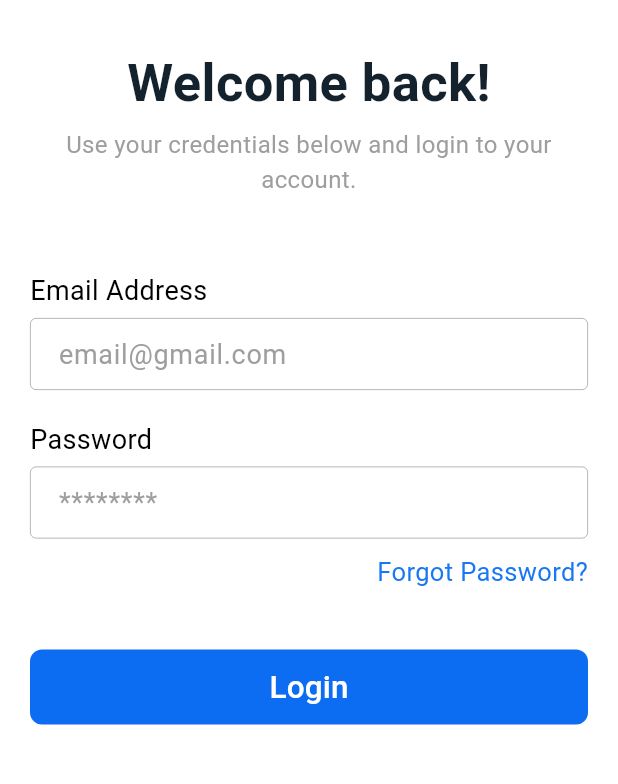
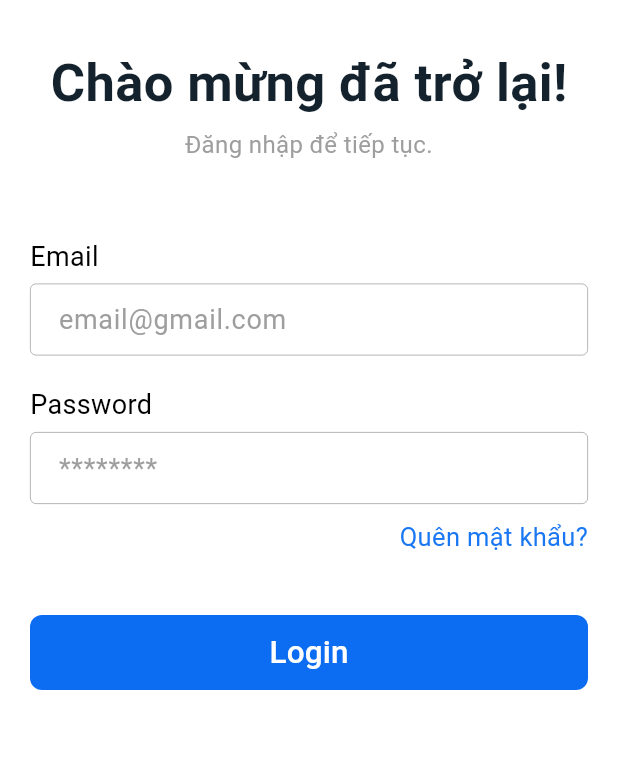
Before and after one commit to tiennhat306/Obstacle-Recognition, a Flutter app: the screen it shows after launch, on a phone screen of 412 x 824 dp, the part 330-1114 px from its top. Run offline on Flutter 3.47's test engine with Material 3 defaults, Android fonts, the light colour scheme and no system bars; our stand-ins replace bloc, cloud_firestore, firebase_auth, firebase_core, firebase_messaging, flutter_bloc and 13 more; missing offline and left inert: android_intent_plus, dart:ffi, polyline_do; accounts and stored records are empty.

Commit message:
hotfix(mobile): login ui labels

```diff
--- a/Mobile/lib/presentation/screens/login/login_screen.dart
+++ b/Mobile/lib/presentation/screens/login/login_screen.dart
@@ -109,7 +109,7 @@ class _LoginScreenState extends State<LoginScreen> {
                 Container(
                   alignment: Alignment.center,
                   child: const TextCustom(
-                      text: 'Welcome back!',
+                      text: 'Chào mừng đã trở lại!',
                       fontSize: 35,
                       fontWeight: FontWeight.bold,
                       color: Color(0xff14222E)),
@@ -119,14 +119,14 @@ class _LoginScreenState extends State<LoginScreen> {
                   alignment: Alignment.center,
                   child: const TextCustom(
                       text:
-                          'Use your credentials below and login to your account.',
+                          'Đăng nhập để tiếp tục.',
                       textAlign: TextAlign.center,
                       color: Colors.grey,
                       maxLine: 2,
                       fontSize: 16),
                 ),
                 const SizedBox(height: 50.0),
-                const TextCustom(text: 'Email Address'),
+                const TextCustom(text: 'Email'),
                 const SizedBox(height: 5.0),
                 FormFieldValid(
                   controller: _emailController,
@@ -150,7 +150,7 @@ class _LoginScreenState extends State<LoginScreen> {
                         onTap: () => Navigator.push(
                             context, routeCustom(page: ForgotPasswordScreen())),
                         child: TextCustom(
-                            text: 'Forgot Password?',
+                            text: 'Quên mật khẩu?',
                             fontSize: 17,
                             color: ColorsEnum.primaryColor))),
                 const SizedBox(height: 40.0),
```
